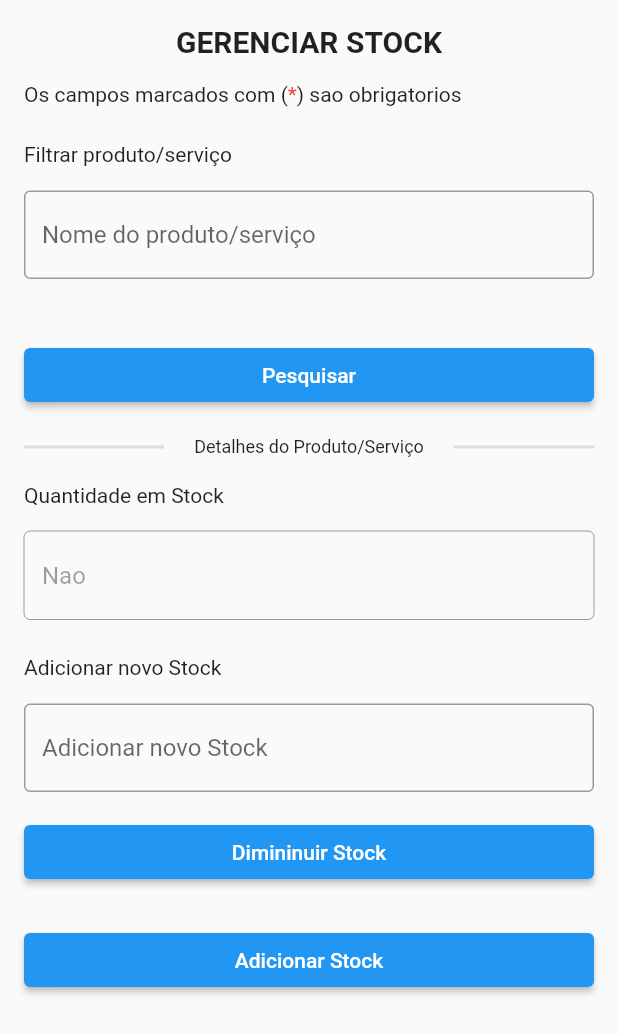
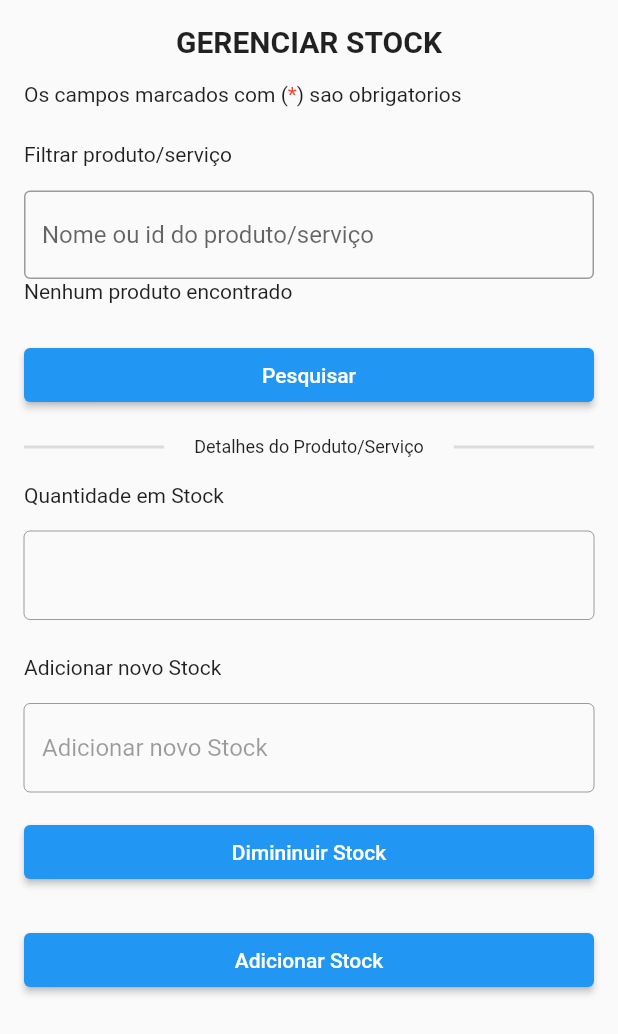
Before and after one commit to Joao-Neto-DH/Sistema-de-gestao-comercial-e-faturacao, a Flutter app: the StockScreen widget shown alone on an empty page, opened directly, after a tap on "Pesquisar", on a phone screen of 412 x 824 dp. Shown: the top 1034 px of the screen. Run offline on Flutter 3.47's test engine with Material 2 defaults, Android fonts, the phone set to English and light mode, and no system bars; our stand-ins replace image_picker, sqflite; accounts and stored records are empty.

```diff
--- a/lib/controller/produto_controller.dart
+++ b/lib/controller/produto_controller.dart
@@ -9,8 +9,12 @@ class ProdutoController {
     // print(await dao.all);
   }
 
-  Future<List<Map<String, Object?>>> produto(String nomeOrId) async {
+  Future<List<ProdutoModel>> produto(String nomeOrId) async {
     final res = await dao.getProdutoByNomeOrId(nomeOrId);
-    return res;
+    final produtos = <ProdutoModel>[];
+    res.forEach((produto) {
+      produtos.add(ProdutoModel.fromMap(produto));
+    });
+    return produtos;
   }
 }
--- a/lib/dao/empresa_dao.dart
+++ b/lib/dao/empresa_dao.dart
@@ -2,7 +2,7 @@
 
 import '../model/db.dart';
 import '../model/empresa_model.dart';
-import '../model/logo_model.dart';
+// import '../model/logo_model.dart';
 // import '../model/produto_model.dart';
 
 class EmpresaDAO {
--- a/lib/dao/produto_dao.dart
+++ b/lib/dao/produto_dao.dart
@@ -19,7 +19,7 @@ class ProdutoDAO {
       String nomeOrId) async {
     var db = await DB.instace.database;
     return db!.query(_table,
-        where: "id = ? or nome = ?", whereArgs: [nomeOrId, nomeOrId]);
+        where: "id = ? or nome like ?", whereArgs: [nomeOrId, nomeOrId]);
   }
 
   Future<int> remove(ProdutoModel produto) async {
--- a/lib/model/produto_model.dart
+++ b/lib/model/produto_model.dart
@@ -33,7 +33,7 @@ class ProdutoModel {
     return ProdutoModel(
       id: produto["id"],
       nome: produto["nome"],
-      preco: produto["preco"],
+      preco: produto["preco"] * 1.0,
       stock: produto["stock"],
       iva: produto["iva"] == 1 ? true : false,
     );
--- a/lib/view/faturacao/faturacao_screen.dart
+++ b/lib/view/faturacao/faturacao_screen.dart
@@ -1,4 +1,5 @@
 import 'package:flutter/material.dart';
+import 'package:sistema_de_gestao_comercial/pdf.dart';
 import 'package:sistema_de_gestao_comercial/util.dart';
 import 'package:sistema_de_gestao_comercial/view/components/text_form_field_decorated.dart';
 import 'package:sistema_de_gestao_comercial/view/empresa/empresa_screen.dart';
@@ -97,7 +98,14 @@ class _FaturacaoScreenState extends State<FaturacaoScreen> {
           AppUtil.spaceLabelField,
           if (produtos.isNotEmpty)
             Row(mainAxisAlignment: MainAxisAlignment.center, children: [
-              ElevatedButton(onPressed: () {}, child: const Text("Faturar")),
+              ElevatedButton(
+                  onPressed: () async {
+                    // final pdf = PDFGenerator();
+                    // pdf.addPage();
+                    // var file = await pdf.save();
+                    // print(await file.exists());
+                  },
+                  child: const Text("Faturar")),
               const SizedBox(
                 width: 10,
               ),
--- a/lib/view/stock/stock_screen.dart
+++ b/lib/view/stock/stock_screen.dart
@@ -1,4 +1,5 @@
 import 'package:flutter/material.dart';
+import 'package:sistema_de_gestao_comercial/model/produto_model.dart';
 // import 'package:sistema_de_gestao_comercial/controller/stock_controller.dart';
 // import 'package:sistema_de_gestao_comercial/dao/produto_dao.dart';
 import 'package:sistema_de_gestao_comercial/validator.dart';
@@ -16,9 +17,22 @@ class StockScreen extends StatefulWidget {
 }
 
 class _StockScreenState extends State<StockScreen> {
-  final nomeController = TextEditingController();
-  List<Map<String, Object?>> produtos = [];
-  bool quantidade = false;
+  final _nomeOrIDController = TextEditingController();
+  var _produtos = <ProdutoModel>[];
+  final _quantidadeController = TextEditingController();
+  ProdutoModel? _produto;
+  bool _stocavel = true;
+  final samples = ["name", "body", "some"];
+  String? _selected;
+  @override
+  void initState() {
+    super.initState();
+    if (_produtos.isNotEmpty) {
+      _produto = _produtos[0];
+    }
+
+    _selected = samples[0];
+  }
 
   @override
   Widget build(BuildContext context) {
@@ -44,9 +58,9 @@ class _StockScreenState extends State<StockScreen> {
           ),
           AppUtil.spaceLabelField,
           TextFormFieldDecorated(
-            hintText: "Nome do produto/serviço",
+            hintText: "Nome ou id do produto/serviço",
             validator: Validator.validateName,
-            controller: nomeController,
+            controller: _nomeOrIDController,
           ),
           _found(),
           AppUtil.spaceFields,
@@ -54,8 +68,12 @@ class _StockScreenState extends State<StockScreen> {
               onPressed: () async {
                 final controller = ProdutoController();
                 try {
-                  produtos =
-                      await controller.produto(nomeController.value.text);
+                  _produtos.clear();
+                  _produtos =
+                      await controller.produto(_nomeOrIDController.value.text);
+                  // for (var produto in res) {
+                  //   _produtos.add(ProdutoModel.fromMap(produto));
+                  // }
                   setState(() {});
                 } catch (e) {
                   AppUtil.snackBar(context, "Produto/Serviço nao encontrado");
@@ -72,7 +90,7 @@ class _StockScreenState extends State<StockScreen> {
           ),
           AppUtil.spaceLabelField,
           TextFormFieldDecorated(
-            initialValue: quantidade ? "Sim" : "Nao",
+            controller: _quantidadeController,
             enabled: false,
           ),
           AppUtil.spaceFields,
@@ -81,8 +99,9 @@ class _StockScreenState extends State<StockScreen> {
           ),
           AppUtil.spaceLabelField,
           TextFormFieldDecorated(
-            enabled: quantidade != null,
+            enabled: !_stocavel,
             hintText: "Adicionar novo Stock",
+            keyboardType: TextInputType.number,
           ),
           AppUtil.spaceLabelField,
           ElevatedButton(
@@ -96,13 +115,34 @@ class _StockScreenState extends State<StockScreen> {
   }
 
   Widget _found() {
-    if (produtos.isNotEmpty) {
+    if (_produtos.isNotEmpty) {
       // final qtd = produtos[0]["stock"];
 
-      quantidade = !quantidade;
+      // quantidade = !quantidade;
+      if (_produtos.length > 1) {
+        return DropdownButton<ProdutoModel>(
+            // hint: const Text("Seleciona o cliente"),
+            value: _produto,
+            items: _produtos
+                .map((e) => DropdownMenuItem(
+                      child: Text(e.nome),
+                      value: e,
+                    ))
+                .toList(),
+            onChanged: (value) {
+              // print(value);
+              setState(() {
+                _produto = value!;
+              });
+            });
+      }
+      _stocavel = _produtos[0].stock < 0;
+      _quantidadeController.text =
+          _stocavel ? "Produto nao estocavel" : _produtos[0].stock.toString();
       // print(qtd);
-      return Text("Encontrados ${produtos.length} produto/serviços(s)");
+      return Text("Encontrados ${_produtos.length} produto/serviços(s)");
     }
-    return const Text("");
+    _quantidadeController.text = "";
+    return const Text("Nenhum produto encontrado");
   }
 }
```
Also changed, not shown: 1 other file.
